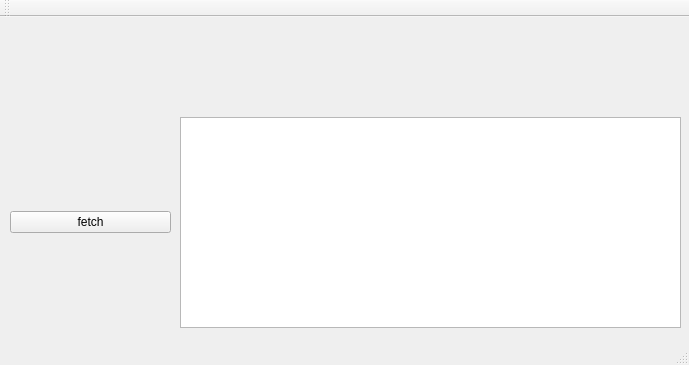
The window that AsebanSkyWatch/src/gui/views/mainwindow.ui (albertmm96/myWorks) describes before a commit, drawn with Qt 5.
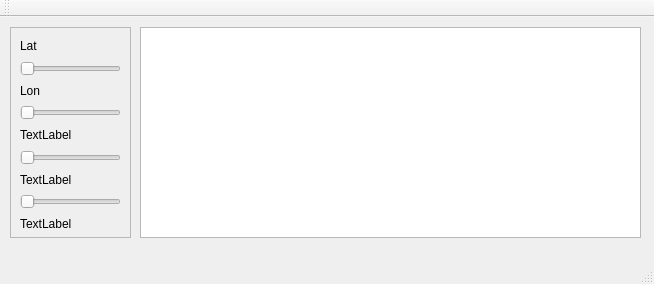
The same window after the commit. Icons and pictures are not drawn.

Commit message: GUI empty submenus of flight filter

The edit to the form file:
```diff
--- a/AsebanSkyWatch/src/gui/views/mainwindow.ui
+++ b/AsebanSkyWatch/src/gui/views/mainwindow.ui
@@ -6,42 +6,160 @@
    <rect>
     <x>0</x>
     <y>0</y>
-    <width>689</width>
-    <height>365</height>
+    <width>654</width>
+    <height>284</height>
    </rect>
   </property>
   <property name="windowTitle">
    <string>MainWindow</string>
   </property>
   <widget class="QWidget" name="centralwidget">
-   <widget class="QWidget" name="verticalLayoutWidget">
+   <widget class="QTableView" name="tableView">
+    <property name="geometry">
+     <rect>
+      <x>140</x>
+      <y>10</y>
+      <width>501</width>
+      <height>211</height>
+     </rect>
+    </property>
+   </widget>
+   <widget class="QScrollArea" name="scrollArea">
     <property name="geometry">
      <rect>
       <x>10</x>
-      <y>100</y>
-      <width>161</width>
+      <y>10</y>
+      <width>121</width>
       <height>211</height>
      </rect>
     </property>
-    <layout class="QVBoxLayout" name="verticalLayout">
-     <item>
-      <widget class="QPushButton" name="fetchButton">
-       <property name="text">
-        <string>fetch</string>
+    <property name="widgetResizable">
+     <bool>true</bool>
+    </property>
+    <widget class="QWidget" name="scrollAreaWidgetContents">
+     <property name="geometry">
+      <rect>
+       <x>0</x>
+       <y>0</y>
+       <width>119</width>
+       <height>209</height>
+      </rect>
+     </property>
+     <widget class="QStackedWidget" name="stackedWidget">
+      <property name="geometry">
+       <rect>
+        <x>0</x>
+        <y>0</y>
+        <width>121</width>
+        <height>211</height>
+       </rect>
+      </property>
+      <property name="currentIndex">
+       <number>0</number>
+      </property>
+      <widget class="QWidget" name="pageFilterFlights">
+       <property name="layoutDirection">
+        <enum>Qt::LayoutDirection::LeftToRight</enum>
        </property>
+       <widget class="QWidget" name="verticalLayoutWidget">
+        <property name="geometry">
+         <rect>
+          <x>9</x>
+          <y>9</y>
+          <width>101</width>
+          <height>237</height>
+         </rect>
+        </property>
+        <layout class="QVBoxLayout" name="verticalLayout">
+         <item>
+          <widget class="QLabel" name="labelLat">
+           <property name="text">
+            <string>Lat</string>
+           </property>
+          </widget>
+         </item>
+         <item>
+          <widget class="QSlider" name="horizontalSlider">
+           <property name="orientation">
+            <enum>Qt::Orientation::Horizontal</enum>
+           </property>
+          </widget>
+         </item>
+         <item>
+          <widget class="QLabel" name="labelLon">
+           <property name="text">
+            <string>Lon</string>
+           </property>
+          </widget>
+         </item>
+         <item>
+          <widget class="QSlider" name="horizontalSlider_2">
+           <property name="orientation">
+            <enum>Qt::Orientation::Horizontal</enum>
+           </property>
+          </widget>
+         </item>
+         <item>
+          <widget class="QLabel" name="label_3">
+           <property name="text">
+            <string>TextLabel</string>
+           </property>
+          </widget>
+         </item>
+         <item>
+          <widget class="QSlider" name="horizontalSlider_3">
+           <property name="orientation">
+            <enum>Qt::Orientation::Horizontal</enum>
+           </property>
+          </widget>
+         </item>
+         <item>
+          <widget class="QLabel" name="label_4">
+           <property name="text">
+            <string>TextLabel</string>
+           </property>
+          </widget>
+         </item>
+         <item>
+          <widget class="QSlider" name="horizontalSlider_4">
+           <property name="orientation">
+            <enum>Qt::Orientation::Horizontal</enum>
+           </property>
+          </widget>
+         </item>
+         <item>
+          <widget class="QLabel" name="label_5">
+           <property name="text">
+            <string>TextLabel</string>
+           </property>
+          </widget>
+         </item>
+         <item>
+          <widget class="QSlider" name="horizontalSlider_5">
+           <property name="orientation">
+            <enum>Qt::Orientation::Horizontal</enum>
+           </property>
+          </widget>
+         </item>
+         <item>
+          <spacer name="horizontalSpacer">
+           <property name="orientation">
+            <enum>Qt::Orientation::Horizontal</enum>
+           </property>
+           <property name="sizeHint" stdset="0">
+            <size>
+             <width>40</width>
+             <height>20</height>
+            </size>
+           </property>
+          </spacer>
+         </item>
+        </layout>
+       </widget>
       </widget>
-     </item>
-    </layout>
-   </widget>
-   <widget class="QTableView" name="tableView">
-    <property name="geometry">
-     <rect>
-      <x>180</x>
-      <y>100</y>
-      <width>501</width>
-      <height>211</height>
-     </rect>
-    </property>
+      <widget class="QWidget" name="page_2"/>
+     </widget>
+    </widget>
    </widget>
   </widget>
   <widget class="QMenuBar" name="menubar">
```
Left out of the diff: 2 changed lines with no effect on the pictures. The commit also changes 1 other file.
